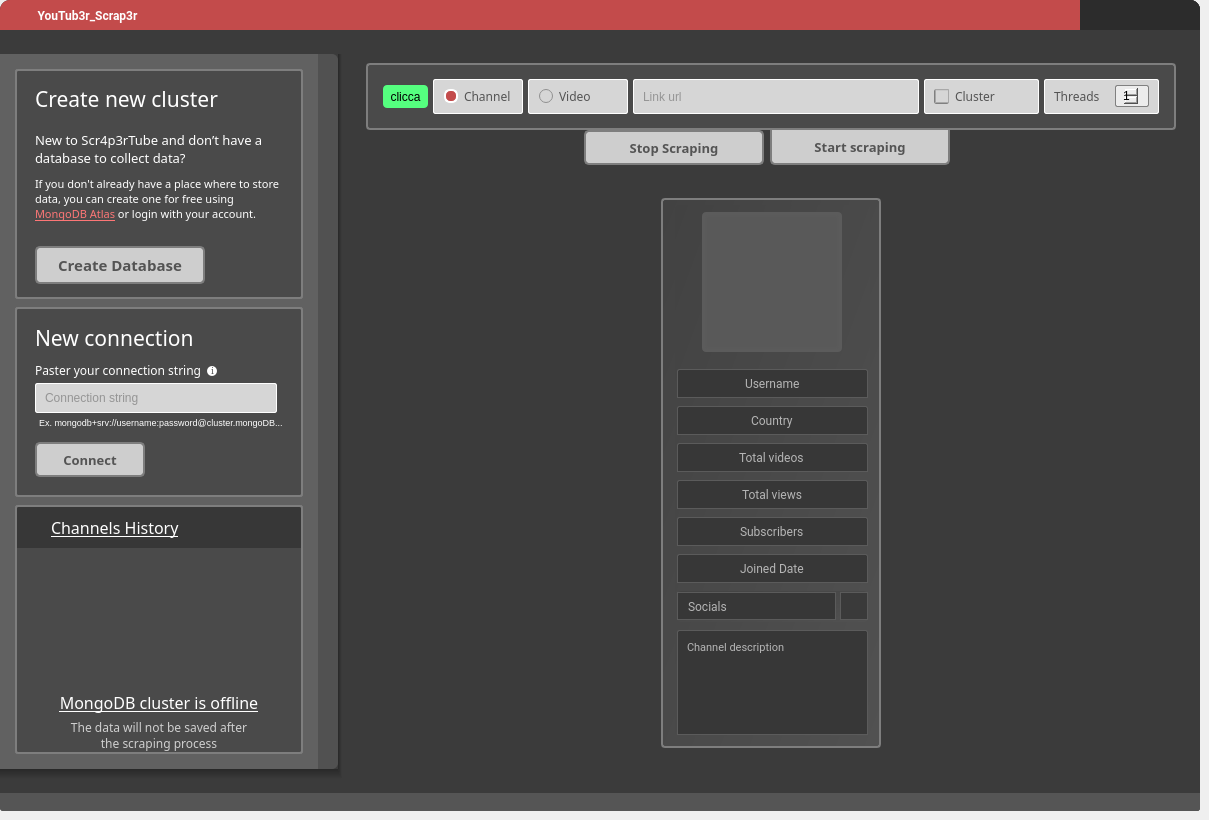
First picture: the form in ui/third_gui_style_up.ui, repository T4M1Z/GUI-PyQT5-Youtub3r_Scrap3r, before the edit.
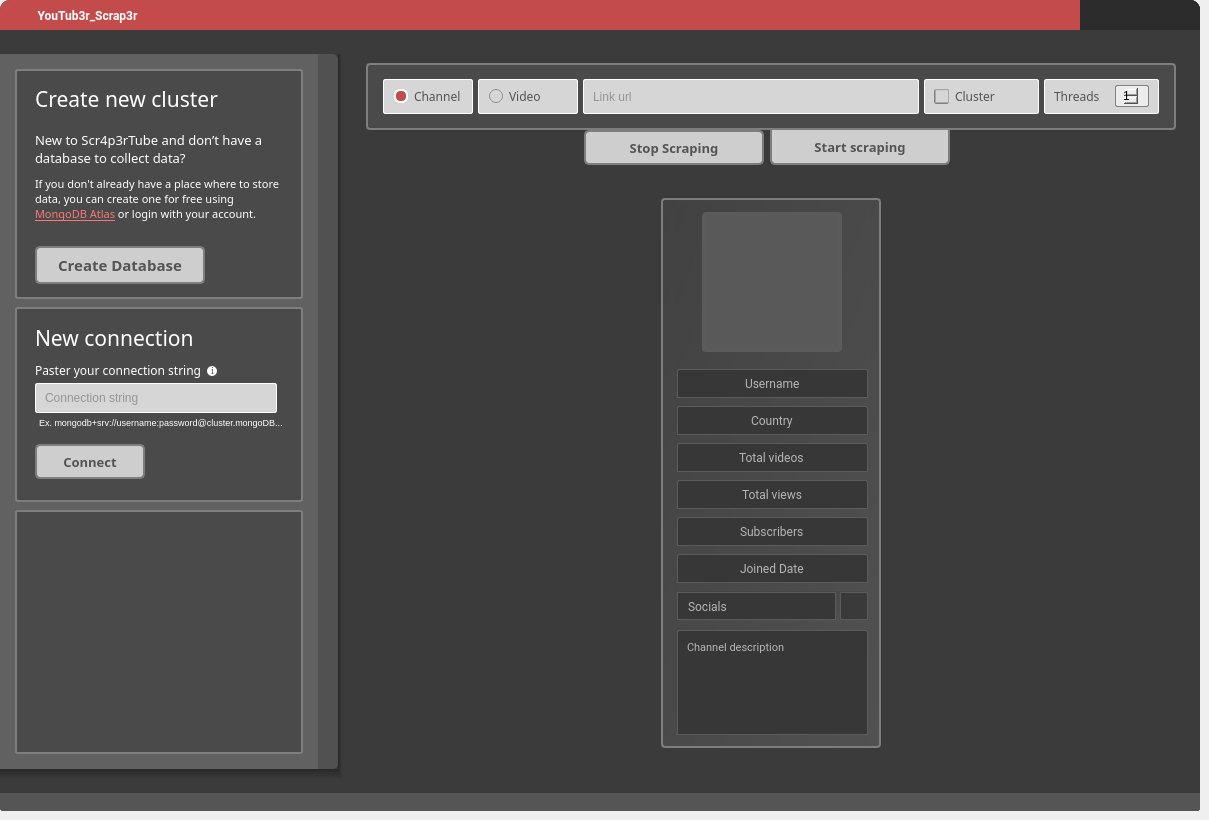
Second picture: the form after the edit. The open tabs and pages were chosen to show the change. Icons and pictures are not drawn.

Commit message: database_implementation

```diff
--- a/ui/third_gui_style_up.ui
+++ b/ui/third_gui_style_up.ui
@@ -804,7 +804,7 @@
                   <property name="frameShadow">
                    <enum>QFrame::Raised</enum>
                   </property>
-                  <layout class="QVBoxLayout" name="verticalLayout_3" stretch="0,0,0">
+                  <layout class="QVBoxLayout" name="verticalLayout_3" stretch="0,0">
                    <property name="spacing">
                     <number>8</number>
                    </property>
@@ -821,7 +821,37 @@
                     <number>15</number>
                    </property>
                    <item>
-                    <widget class="QFrame" name="frame_4">
+                    <widget class="QFrame" name="db_settings_frame">
+                     <property name="maximumSize">
+                      <size>
+                       <width>16777215</width>
+                       <height>16777215</height>
+                      </size>
+                     </property>
+                     <property name="frameShape">
+                      <enum>QFrame::StyledPanel</enum>
+                     </property>
+                     <property name="frameShadow">
+                      <enum>QFrame::Raised</enum>
+                     </property>
+                     <layout class="QVBoxLayout" name="verticalLayout_14">
+                      <property name="spacing">
+                       <number>8</number>
+                      </property>
+                      <property name="leftMargin">
+                       <number>0</number>
+                      </property>
+                      <property name="topMargin">
+                       <number>0</number>
+                      </property>
+                      <property name="rightMargin">
+                       <number>0</number>
+                      </property>
+                      <property name="bottomMargin">
+                       <number>0</number>
+                      </property>
+                      <item>
+                       <widget class="QFrame" name="top_db_frame">
                      <property name="minimumSize">
                       <size>
                        <width>0</width>
@@ -835,7 +865,7 @@
                       </size>
                      </property>
                      <property name="styleSheet">
-                      <string notr="true">QFrame #frame_4{
+                         <string notr="true">QFrame #top_db_frame{
 background-color: #4A4A4A;
 border:2px solid #7E7E7E;
 border-radius:3px;
@@ -1048,7 +1078,7 @@
                     </widget>
                    </item>
                    <item>
-                    <widget class="QFrame" name="frame_5">
+                       <widget class="QFrame" name="middle_db_frame">
                      <property name="minimumSize">
                       <size>
                        <width>0</width>
@@ -1062,7 +1092,7 @@
                       </size>
                      </property>
                      <property name="styleSheet">
-                      <string notr="true">QFrame #frame_5{
+                         <string notr="true">QFrame #middle_db_frame{
 background-color: #4A4A4A;
 border:2px solid #7E7E7E;
 border-radius:3px;
@@ -1274,7 +1304,7 @@
                           <number>0</number>
                          </property>
                          <item>
-                          <widget class="QLineEdit" name="url_Input_2">
+                             <widget class="QLineEdit" name="db_connection_input">
                            <property name="minimumSize">
                             <size>
                              <width>160</width>
@@ -1371,7 +1401,25 @@
                           <number>14</number>
                          </property>
                          <item>
-                          <widget class="QPushButton" name="start_scraping_btn_3">
+                             <widget class="QFrame" name="frame_27">
+                              <property name="frameShape">
+                               <enum>QFrame::StyledPanel</enum>
+                              </property>
+                              <property name="frameShadow">
+                               <enum>QFrame::Raised</enum>
+                              </property>
+                              <layout class="QHBoxLayout" name="horizontalLayout_28">
+                               <property name="leftMargin">
+                                <number>0</number>
+                               </property>
+                               <property name="topMargin">
+                                <number>0</number>
+                               </property>
+                               <property name="bottomMargin">
+                                <number>0</number>
+                               </property>
+                               <item>
+                                <widget class="QPushButton" name="db_connect_btn">
                            <property name="minimumSize">
                             <size>
                              <width>110</width>
@@ -1421,14 +1469,52 @@
                            </property>
                           </widget>
                          </item>
+                               <item>
+                                <widget class="QLabel" name="loading_gif">
+                                 <property name="minimumSize">
+                                  <size>
+                                   <width>40</width>
+                                   <height>40</height>
+                                  </size>
+                                 </property>
+                                 <property name="maximumSize">
+                                  <size>
+                                   <width>40</width>
+                                   <height>40</height>
+                                  </size>
+                                 </property>
+                                 <property name="text">
+                                  <string/>
+                                 </property>
+                                </widget>
+                               </item>
+                               <item>
+                                <spacer name="horizontalSpacer_4">
+                                 <property name="orientation">
+                                  <enum>Qt::Horizontal</enum>
+                                 </property>
+                                 <property name="sizeHint" stdset="0">
+                                  <size>
+                                   <width>40</width>
+                                   <height>20</height>
+                                  </size>
+                                 </property>
+                                </spacer>
+                               </item>
                         </layout>
                        </widget>
                       </item>
                      </layout>
                     </widget>
                    </item>
+                        </layout>
+                       </widget>
+                      </item>
+                     </layout>
+                    </widget>
+                   </item>
                    <item>
-                    <widget class="QFrame" name="frame_6">
+                    <widget class="QFrame" name="bottom_db_frame">
                      <property name="minimumSize">
                       <size>
                        <width>0</width>
@@ -1436,7 +1522,7 @@
                       </size>
                      </property>
                      <property name="styleSheet">
-                      <string notr="true">QFrame #frame_6{
+                      <string notr="true">QFrame #bottom_db_frame{
 background-color: #4A4A4A;
 border:2px solid #7E7E7E;
 border-radius:3px;
@@ -1448,7 +1534,7 @@
                      <property name="frameShadow">
                       <enum>QFrame::Raised</enum>
                      </property>
-                     <layout class="QVBoxLayout" name="verticalLayout_12" stretch="0,0">
+                     <layout class="QVBoxLayout" name="verticalLayout_12" stretch="0">
                       <property name="spacing">
                        <number>0</number>
                       </property>
@@ -1465,211 +1551,15 @@
                        <number>0</number>
                       </property>
                       <item>
-                       <widget class="QFrame" name="db_channel_history">
-                        <property name="frameShape">
-                         <enum>QFrame::StyledPanel</enum>
-                        </property>
-                        <property name="frameShadow">
-                         <enum>QFrame::Raised</enum>
-                        </property>
-                        <layout class="QVBoxLayout" name="verticalLayout_18" stretch="0,0">
-                         <property name="spacing">
-                          <number>0</number>
-                         </property>
-                         <property name="leftMargin">
-                          <number>0</number>
-                         </property>
-                         <property name="topMargin">
-                          <number>0</number>
-                         </property>
-                         <property name="rightMargin">
-                          <number>0</number>
-                         </property>
-                         <property name="bottomMargin">
-                          <number>0</number>
-                         </property>
-                         <item>
-                          <widget class="QFrame" name="frame_35">
-                           <property name="minimumSize">
-                            <size>
-                             <width>0</width>
-                             <height>41</height>
-                            </size>
-                           </property>
+                       <widget class="QStackedWidget" name="stackedWidget">
                            <property name="styleSheet">
-                            <string notr="true">QFrame{
-background-color: rgb(55, 55, 55);
-border-top-left-radius:2px;
-border-top-right-radius:2px;
-}</string>
-                           </property>
-                           <property name="frameShape">
-                            <enum>QFrame::StyledPanel</enum>
-                           </property>
-                           <property name="frameShadow">
-                            <enum>QFrame::Raised</enum>
-                           </property>
-                           <layout class="QHBoxLayout" name="horizontalLayout" stretch="0,1,5">
-                            <property name="spacing">
-                             <number>6</number>
-                            </property>
-                            <property name="leftMargin">
-                             <number>13</number>
-                            </property>
-                            <property name="topMargin">
-                             <number>9</number>
-                            </property>
-                            <property name="rightMargin">
-                             <number>13</number>
-                            </property>
-                            <property name="bottomMargin">
-                             <number>9</number>
-                            </property>
-                            <item>
-                             <widget class="QLabel" name="label_14">
-                              <property name="minimumSize">
-                               <size>
-                                <width>15</width>
-                                <height>0</height>
-                               </size>
-                              </property>
-                              <property name="styleSheet">
-                               <string notr="true">image: url(:/database/icons/db/db_s_white.svg);</string>
-                              </property>
-                              <property name="text">
-                               <string/>
-                              </property>
-                             </widget>
-                            </item>
-                            <item>
-                             <widget class="QLabel" name="label_15">
-                              <property name="font">
-                               <font>
-                                <family>Segoe UI Semibold</family>
-                                <pointsize>12</pointsize>
-                               </font>
-                              </property>
-                              <property name="styleSheet">
-                               <string notr="true">QLabel{
-	color:white;
-}</string>
-                              </property>
-                              <property name="text">
-                               <string>&lt;html&gt;&lt;head/&gt;&lt;body&gt;&lt;p&gt;&lt;span style=&quot; text-decoration: underline;&quot;&gt;Channels History&lt;/span&gt;&lt;/p&gt;&lt;/body&gt;&lt;/html&gt;</string>
-                              </property>
-                             </widget>
-                            </item>
-                            <item>
-                             <widget class="QPushButton" name="refresh_db_btn">
-                              <property name="minimumSize">
-                               <size>
-                                <width>15</width>
-                                <height>15</height>
-                               </size>
-                              </property>
-                              <property name="maximumSize">
-                               <size>
-                                <width>15</width>
-                                <height>15</height>
-                               </size>
-                              </property>
-                              <property name="cursor">
-                               <cursorShape>PointingHandCursor</cursorShape>
-                              </property>
-                              <property name="styleSheet">
-                               <string notr="true">QPushButton{
-image: url(:/database/icons/db/reload_db.png);
-border-radius:4px;
-}
-
-QPushButton::hover{
-	background-color: rgb(63, 63, 63);
-}
-
-QPushButton::pressed{
-	background-color: rgb(43, 43, 43);
-}
-</string>
-                              </property>
-                              <property name="text">
-                               <string/>
-                              </property>
-                             </widget>
-                            </item>
-                           </layout>
-                          </widget>
-                         </item>
-                         <item>
-                          <widget class="QScrollArea" name="scrollArea1">
-                           <property name="styleSheet">
-                            <string notr="true">background-color: qlineargradient(spread:pad, x1:0, y1:0.0116818, x2:1, y2:1, stop:1 rgba(0, 0, 0, 0));</string>
-                           </property>
-                           <property name="horizontalScrollBarPolicy">
-                            <enum>Qt::ScrollBarAlwaysOff</enum>
-                           </property>
-                           <property name="widgetResizable">
-                            <bool>true</bool>
-                           </property>
-                           <widget class="QWidget" name="scroll_widget">
-                            <property name="geometry">
-                             <rect>
-                              <x>0</x>
-                              <y>0</y>
-                              <width>296</width>
-                              <height>41</height>
-                             </rect>
-                            </property>
-                            <property name="styleSheet">
-                             <string notr="true">
-	background-color: qlineargradient(spread:pad, x1:0, y1:0.0116818, x2:1, y2:1, stop:1 rgba(0, 0, 0, 0));
-</string>
-                            </property>
-                            <layout class="QVBoxLayout" name="verticalLayout_19">
-                             <property name="leftMargin">
-                              <number>9</number>
-                             </property>
-                             <item>
-                              <layout class="QVBoxLayout" name="channel_list_widget">
-                               <property name="spacing">
-                                <number>0</number>
-                               </property>
-                               <property name="topMargin">
-                                <number>0</number>
-                               </property>
-                               <property name="bottomMargin">
-                                <number>13</number>
-                               </property>
-                              </layout>
-                             </item>
-                             <item>
-                              <spacer name="verticalSpacer">
-                               <property name="orientation">
-                                <enum>Qt::Vertical</enum>
-                               </property>
-                               <property name="sizeHint" stdset="0">
-                                <size>
-                                 <width>20</width>
-                                 <height>40</height>
-                                </size>
-                               </property>
-                              </spacer>
-                             </item>
-                            </layout>
-                           </widget>
-                          </widget>
-                         </item>
-                        </layout>
-                       </widget>
-                      </item>
-                      <item>
-                       <widget class="QFrame" name="db_status_offline">
-                        <property name="frameShape">
-                         <enum>QFrame::StyledPanel</enum>
-                        </property>
-                        <property name="frameShadow">
-                         <enum>QFrame::Raised</enum>
-                        </property>
+                         <string notr="true">background-color: #4A4A4A;</string>
+                        </property>
+                        <widget class="QWidget" name="page_1">
                         <layout class="QVBoxLayout" name="verticalLayout_15">
+                          <property name="spacing">
+                           <number>0</number>
+                          </property>
                          <property name="leftMargin">
                           <number>0</number>
                          </property>
@@ -1683,28 +1573,14 @@
                           <number>0</number>
                          </property>
                          <item>
-                          <widget class="QFrame" name="frame_2">
-                           <property name="sizePolicy">
-                            <sizepolicy hsizetype="Preferred" vsizetype="Fixed">
-                             <horstretch>0</horstretch>
-                             <verstretch>0</verstretch>
-                            </sizepolicy>
-                           </property>
-                           <property name="minimumSize">
-                            <size>
-                             <width>0</width>
-                             <height>0</height>
-                            </size>
-                           </property>
-                           <property name="frameShape">
-                            <enum>QFrame::StyledPanel</enum>
-                           </property>
-                           <property name="frameShadow">
-                            <enum>QFrame::Raised</enum>
-                           </property>
-                           <layout class="QVBoxLayout" name="verticalLayout_14">
+                           <layout class="QVBoxLayout" name="db_status_layout"/>
+                          </item>
+                         </layout>
+                        </widget>
+                        <widget class="QWidget" name="page_2">
+                         <layout class="QVBoxLayout" name="verticalLayout_18">
                             <property name="spacing">
-                             <number>5</number>
+                           <number>0</number>
                             </property>
                             <property name="leftMargin">
                              <number>0</number>
@@ -1719,116 +1595,14 @@
                              <number>0</number>
                             </property>
                             <item>
-                             <widget class="QFrame" name="frame_26">
-                              <property name="frameShape">
-                               <enum>QFrame::StyledPanel</enum>
-                              </property>
-                              <property name="frameShadow">
-                               <enum>QFrame::Raised</enum>
-                              </property>
-                              <layout class="QHBoxLayout" name="horizontalLayout_20">
-                               <property name="topMargin">
-                                <number>9</number>
-                               </property>
-                               <property name="bottomMargin">
-                                <number>9</number>
-                               </property>
-                               <item>
-                                <widget class="QLabel" name="label_10">
-                                 <property name="sizePolicy">
-                                  <sizepolicy hsizetype="Preferred" vsizetype="Preferred">
-                                   <horstretch>0</horstretch>
-                                   <verstretch>0</verstretch>
-                                  </sizepolicy>
-                                 </property>
-                                 <property name="minimumSize">
-                                  <size>
-                                   <width>242</width>
-                                   <height>124</height>
-                                  </size>
-                                 </property>
-                                 <property name="maximumSize">
-                                  <size>
-                                   <width>16777215</width>
-                                   <height>150</height>
-                                  </size>
-                                 </property>
-                                 <property name="styleSheet">
-                                  <string notr="true">QLabel{
-	
-	image: url(:/database/icons/db/db_s.svg);
-}</string>
-                                 </property>
-                                 <property name="text">
-                                  <string/>
-                                 </property>
-                                </widget>
-                               </item>
-                              </layout>
-                             </widget>
-                            </item>
-                            <item>
-                             <widget class="QLabel" name="label_12">
-                              <property name="minimumSize">
-                               <size>
-                                <width>260</width>
-                                <height>0</height>
-                               </size>
-                              </property>
-                              <property name="font">
-                               <font>
-                                <family>Segoe UI Semibold</family>
-                                <pointsize>12</pointsize>
-                               </font>
-                              </property>
-                              <property name="styleSheet">
-                               <string notr="true">color: rgb(255, 255, 255);</string>
-                              </property>
-                              <property name="text">
-                               <string>&lt;html&gt;&lt;head/&gt;&lt;body&gt;&lt;p&gt;&lt;span style=&quot; text-decoration: underline;&quot;&gt;MongoDB cluster is offline&lt;/span&gt;&lt;/p&gt;&lt;/body&gt;&lt;/html&gt;</string>
-                              </property>
-                              <property name="alignment">
-                               <set>Qt::AlignCenter</set>
-                              </property>
-                             </widget>
-                            </item>
-                            <item>
-                             <widget class="QLabel" name="label_13">
-                              <property name="sizePolicy">
-                               <sizepolicy hsizetype="Preferred" vsizetype="Fixed">
-                                <horstretch>0</horstretch>
-                                <verstretch>0</verstretch>
-                               </sizepolicy>
-                              </property>
-                              <property name="minimumSize">
-                               <size>
-                                <width>260</width>
-                                <height>0</height>
-                               </size>
-                              </property>
-                              <property name="font">
-                               <font>
-                                <family>Segoe UI Semibold</family>
-                                <weight>50</weight>
-                                <bold>false</bold>
-                               </font>
-                              </property>
-                              <property name="styleSheet">
-                               <string notr="true">color: rgb(207, 207, 207);</string>
-                              </property>
-                              <property name="text">
-                               <string>The data will not be saved after 
-the scraping process</string>
-                              </property>
-                              <property name="alignment">
-                               <set>Qt::AlignCenter</set>
-                              </property>
-                             </widget>
-                            </item>
-                           </layout>
-                          </widget>
-                         </item>
-                        </layout>
+                           <layout class="QVBoxLayout" name="db_channels_history">
+                            <property name="rightMargin">
+                             <number>0</number>
+                            </property>
+                           </layout>
+                          </item>
+                         </layout>
+                        </widget>
                        </widget>
                       </item>
                      </layout>
@@ -2017,7 +1791,7 @@
                      <property name="frameShadow">
                       <enum>QFrame::Raised</enum>
                      </property>
-                     <layout class="QHBoxLayout" name="horizontalLayout_12" stretch="0,0,2,0,0,0">
+                     <layout class="QHBoxLayout" name="horizontalLayout_12" stretch="0,2,0,0,0">
                       <property name="spacing">
                        <number>5</number>
                       </property>
@@ -2033,33 +1807,6 @@
                       <property name="bottomMargin">
                        <number>0</number>
                       </property>
-                      <item>
-                       <widget class="QPushButton" name="pushButton">
-                        <property name="minimumSize">
-                         <size>
-                          <width>45</width>
-                          <height>23</height>
-                         </size>
-                        </property>
-                        <property name="styleSheet">
-                         <string notr="true">QPushButton{
-background-color: rgb(85, 255, 127);
- }
-
-QPushButton::hover{
-	background-color: rgb(150, 255, 134);
-}
-
-
-QPushButton::pressed{
-	background-color: rgb(68, 162, 74);
-}</string>
-                        </property>
-                        <property name="text">
-                         <string>clicca</string>
-                        </property>
-                       </widget>
-                      </item>
                       <item>
                        <widget class="QRadioButton" name="channel_radioBtn">
                         <property name="minimumSize">
@@ -3423,8 +3170,8 @@
                               <string>&lt;!DOCTYPE HTML PUBLIC &quot;-//W3C//DTD HTML 4.0//EN&quot; &quot;http://www.w3.org/TR/REC-html40/strict.dtd&quot;&gt;
 &lt;html&gt;&lt;head&gt;&lt;meta name=&quot;qrichtext&quot; content=&quot;1&quot; /&gt;&lt;style type=&quot;text/css&quot;&gt;
 p, li { white-space: pre-wrap; }
-&lt;/style&gt;&lt;/head&gt;&lt;body style=&quot; font-family:'Roboto'; font-size:7.8pt; font-weight:400; font-style:normal;&quot;&gt;
-&lt;p style=&quot; margin-top:0px; margin-bottom:0px; margin-left:0px; margin-right:0px; -qt-block-indent:0; text-indent:0px;&quot;&gt;&lt;span style=&quot; font-size:8.25pt;&quot;&gt;Channel description&lt;/span&gt;&lt;/p&gt;&lt;/body&gt;&lt;/html&gt;</string>
+&lt;/style&gt;&lt;/head&gt;&lt;body style=&quot; font-family:'Roboto'; font-size:8.25pt; font-weight:400; font-style:normal;&quot;&gt;
+&lt;p style=&quot; margin-top:0px; margin-bottom:0px; margin-left:0px; margin-right:0px; -qt-block-indent:0; text-indent:0px;&quot;&gt;Channel description&lt;/p&gt;&lt;/body&gt;&lt;/html&gt;</string>
                              </property>
                              <property name="acceptRichText">
                               <bool>true</bool>
```
Lines whose indentation alone changed are shown as unchanged. The commit also changes 60 other files.
